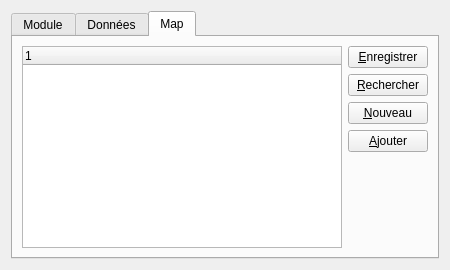
The window that app/cpp/qmake/mingw/code/src/manager/GModuleUi.ui (gkesse/ReadyCode) describes before a commit, drawn with Qt 5.
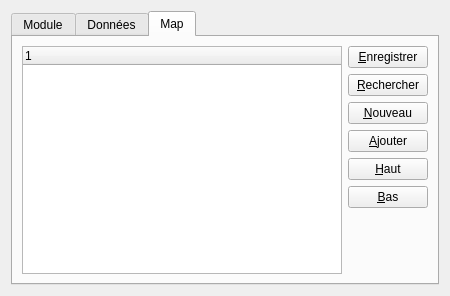
The same window after the commit. Custom widgets are drawn as their Qt base class.

Commit message: gestion module map

```diff
--- a/app/cpp/qmake/mingw/code/src/manager/GModuleUi.ui
+++ b/app/cpp/qmake/mingw/code/src/manager/GModuleUi.ui
@@ -7,7 +7,7 @@
     <x>0</x>
     <y>0</y>
     <width>450</width>
-    <height>270</height>
+    <height>296</height>
    </rect>
   </property>
   <property name="minimumSize">
@@ -239,6 +239,20 @@
            </property>
           </widget>
          </item>
+         <item>
+          <widget class="QPushButton" name="btnMoveUpMap">
+           <property name="text">
+            <string>&amp;Haut</string>
+           </property>
+          </widget>
+         </item>
+         <item>
+          <widget class="QPushButton" name="btnMoveDownMap">
+           <property name="text">
+            <string>&amp;Bas</string>
+           </property>
+          </widget>
+         </item>
          <item>
           <spacer name="verticalSpacer_6">
            <property name="orientation">
```
The commit also changes 6 other files.
